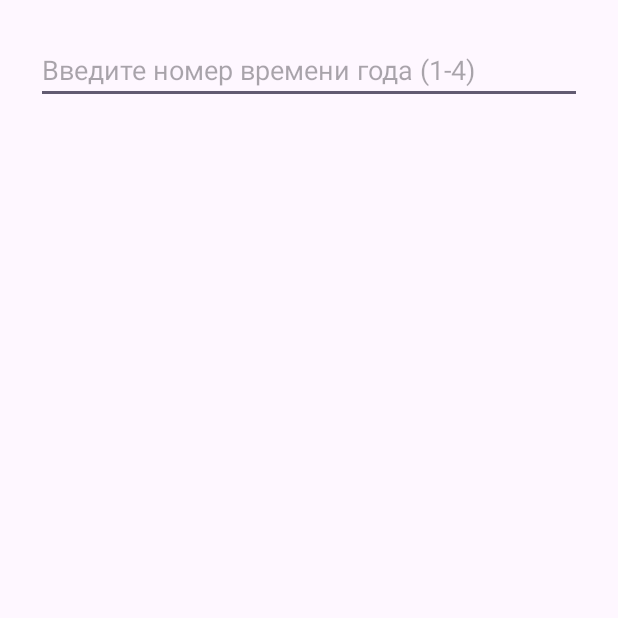
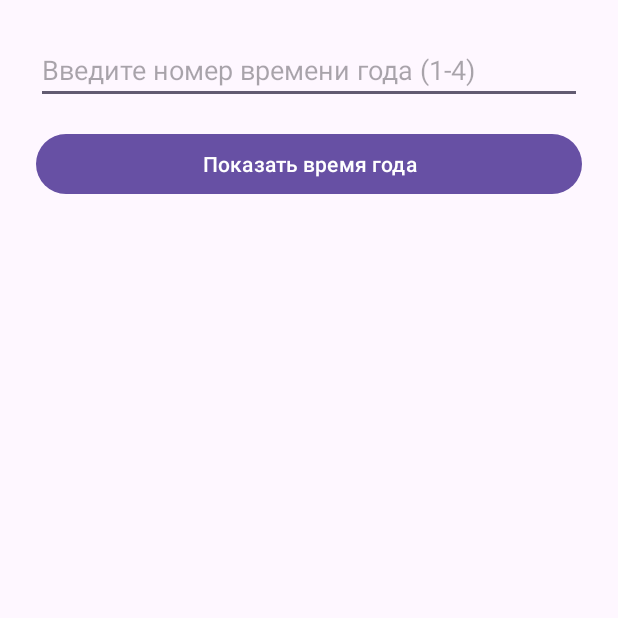
Before and after one commit to Sashaklim/StartProject, an Android app: the screen it shows after launch (MainActivity), on a phone screen of 412 x 824 dp, the top half of it. Run offline under Robolectric (Android 15) with nearby library versions, the phone set to English and light mode, and no system bars.

Commit message:
3. Добавление кнопки

```diff
--- a/app/src/main/res/layout/activity_main.xml
+++ b/app/src/main/res/layout/activity_main.xml
@@ -11,5 +11,10 @@
         android:inputType="number"
         android:layout_width="match_parent"
         android:layout_height="wrap_content" />
-
+    <Button
+        android:id="@+id/showSeasonButton"
+        android:text="Показать время года"
+        android:layout_width="match_parent"
+        android:layout_height="wrap_content"
+        android:layout_marginTop="16dp" />
 </LinearLayout>
```
